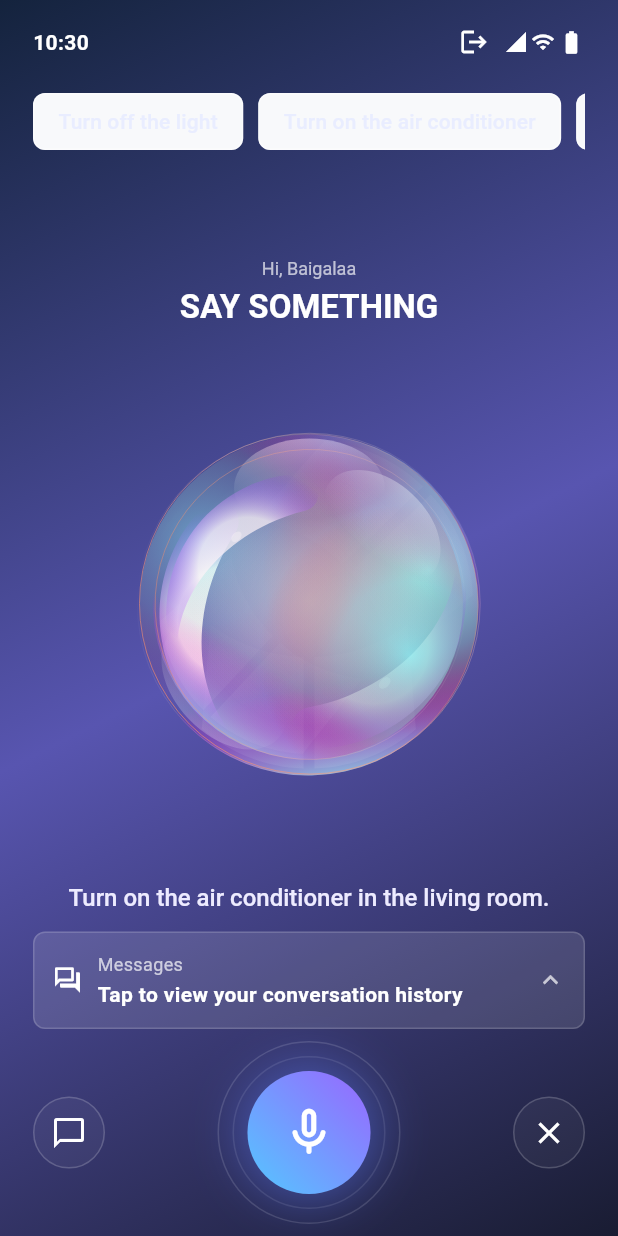
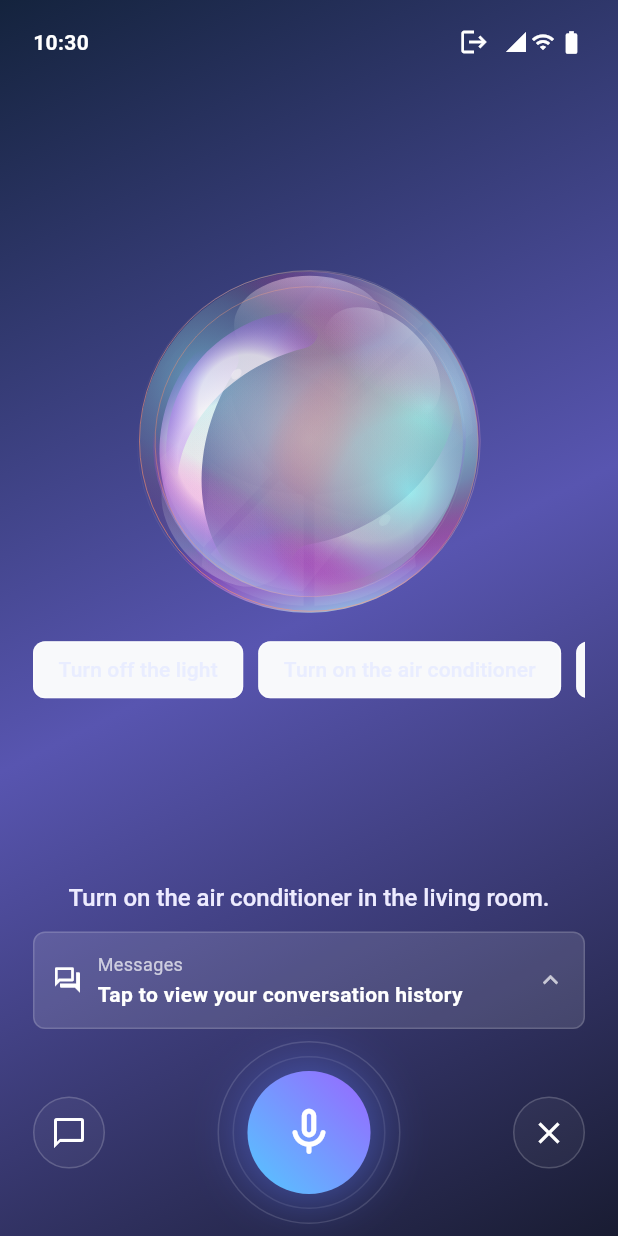
Before and after one commit to Dorjnyam/minimax, a Flutter app: the BaigalaaShell screen opened directly, on a phone screen of 412 x 824 dp. Run offline on Flutter 3.47's test engine with Material 3 defaults, Android fonts, the phone set to English and light mode, and no system bars; our stand-ins replace audioplayers, equatable, flutter_bloc, flutter_secure_storage, flutter_tts, geolocator and 3 more; missing offline and left inert: flutter_foreground_task, flutter_overlay_window, porcupine_flutter, record; accounts and stored records are empty.

Commit message:
Update minor

```diff
--- a/lib/features/assistant/presentation/assistant_page.dart
+++ b/lib/features/assistant/presentation/assistant_page.dart
@@ -45,37 +45,19 @@ class AssistantPage extends StatelessWidget {
                   children: [
                     _AssistantStatusBar(onLogout: onLogout),
                     const SizedBox(height: 12),
+                    const Spacer(),
+                    Center(
+                      child: AssistantOrb(
+                        active: state.isListening,
+                        size: _orbSize(context),
+                      ),
+                    ),
+                    const SizedBox(height: 16),
                     AssistantChips(
                       onSelected: (suggestion) => unawaited(
                         context.read<AssistantCubit>().runSuggestion(
                           suggestion,
                         ),
-                      ),
-                    ),
-                    const Spacer(),
-                    Text(
-                      'Hi, Baigalaa',
-                      textAlign: TextAlign.center,
-                      style: Theme.of(context).textTheme.bodySmall?.copyWith(
-                        color: Colors.white.withValues(alpha: 0.68),
-                        letterSpacing: 0,
-                      ),
-                    ),
-                    const SizedBox(height: 4),
-                    Text(
-                      state.isListening ? 'RECORDING' : 'SAY SOMETHING',
-                      textAlign: TextAlign.center,
-                      style: Theme.of(context).textTheme.titleLarge?.copyWith(
-                        color: Colors.white,
-                        fontWeight: FontWeight.w600,
-                        letterSpacing: 0,
-                      ),
-                    ),
-                    const Spacer(),
-                    Center(
-                      child: AssistantOrb(
-                        active: state.isListening,
-                        size: _orbSize(context),
                       ),
                     ),
                     const Spacer(),
```
Also changed, not shown: 1 other file.
